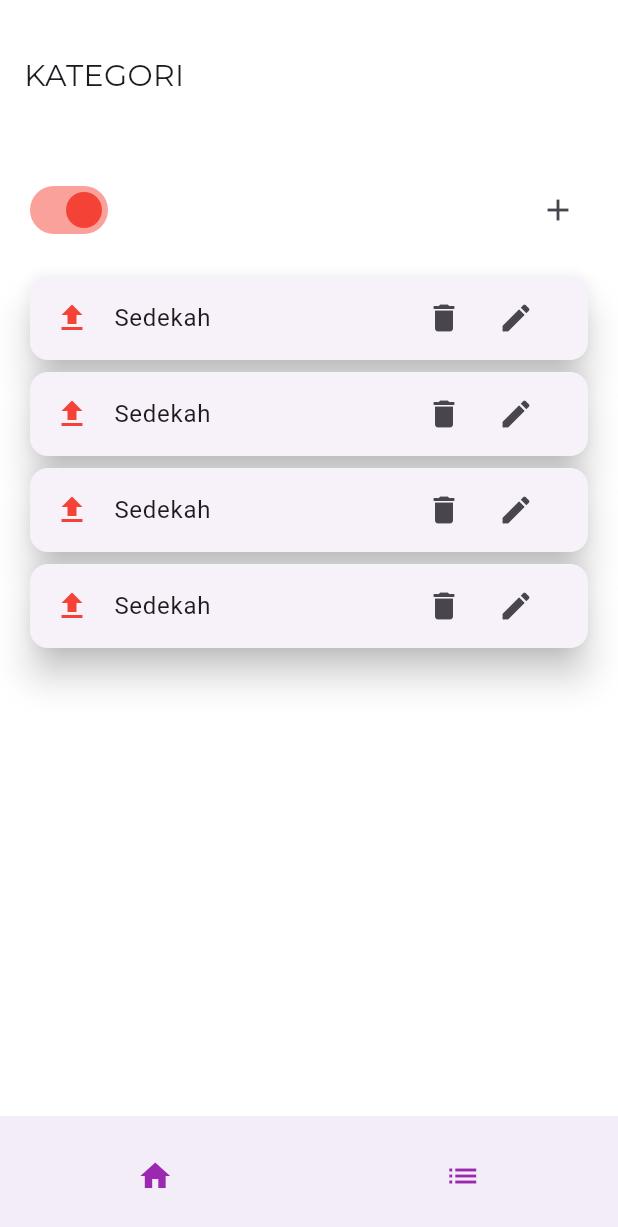
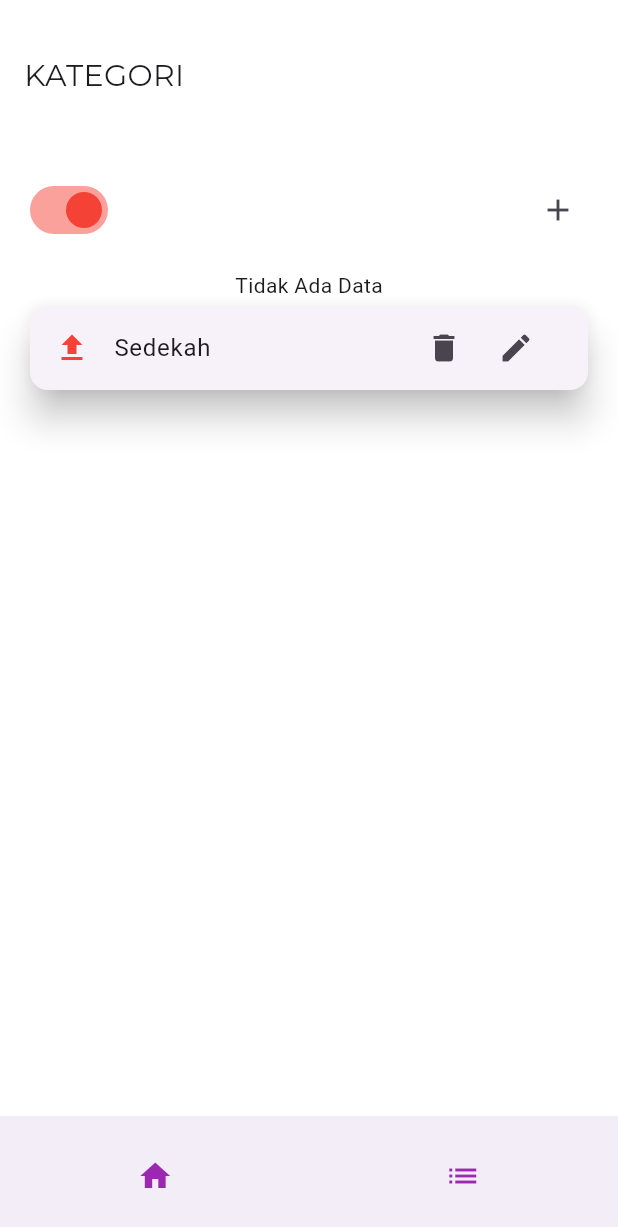
Before and after one commit to Zammil00/catat_uang, a Flutter app: the screen it shows after launch, after a tap on the "list" icon, on a phone screen of 412 x 824 dp. Shown: the top 1227 px of the screen. Run offline on Flutter 3.47's test engine with Material 3 defaults, Android fonts, the phone set to English and light mode, and no system bars; our stand-ins replace drift, google_fonts; missing offline and left inert: calendar_appbar, sqlite3; accounts and stored records are empty; generated files the repository leaves out were written again.

Commit message:
Update CRUD Category

```diff
--- /dev/null
+++ b/devtools_options.yaml
@@ -0,0 +1,3 @@
+description: This file stores settings for Dart & Flutter DevTools.
+documentation: https://docs.flutter.dev/tools/devtools/extensions#configure-extension-enablement-states
+extensions:
--- a/lib/models/database.dart
+++ b/lib/models/database.dart
@@ -19,6 +19,11 @@ class AppDatabase extends _$AppDatabase {
 
   @override
   int get schemaVersion => 1;
+
+  Future<List<Category>> getAllCategoryRepo(int type) async {
+    return await (select(categories)..where((tbl) => tbl.type.equals(type)))
+        .get();
+  }
 }
 
 LazyDatabase _openConnection() {
--- a/lib/pages/category_page.dart
+++ b/lib/pages/category_page.dart
@@ -1,5 +1,7 @@
+import 'package:catat_uang/models/database.dart';
 import 'package:flutter/material.dart';
 import 'package:google_fonts/google_fonts.dart';
+import '../models/database.dart';
 
 class CategoryPage extends StatefulWidget {
   const CategoryPage({super.key});
@@ -10,6 +12,24 @@ class CategoryPage extends StatefulWidget {
 
 class _CategoryPageState extends State<CategoryPage> {
   bool isExpanse = true;
+
+  int type = 2;
+
+  final AppDatabase database = AppDatabase();
+
+  TextEditingController categoryNameController = TextEditingController();
+
+  Future insert(String name, int type) async {
+    DateTime now = DateTime.now();
+    final Row = await database.into(database.categories).insertReturning(
+        CategoriesCompanion.insert(
+            name: name, type: type, createdAt: now, updatedAt: now));
+    print(Row);
+  }
+
+  Future<List<Category>> getAllCategory(int type) async {
+    return await database.getAllCategoryRepo(type);
+  }
 
   void openDialog() {
     showDialog(
@@ -30,13 +50,22 @@ class _CategoryPageState extends State<CategoryPage> {
                       height: 10,
                     ),
                     TextFormField(
+                      controller: categoryNameController,
                       decoration: InputDecoration(
                           border: OutlineInputBorder(), hintText: "Name"),
                     ),
                     SizedBox(
                       height: 10,
                     ),
-                    ElevatedButton(onPressed: () {}, child: Text("Tambah")),
+                    ElevatedButton(
+                        onPressed: () {
+                          insert(
+                              categoryNameController.text, isExpanse ? 2 : 1);
+                          Navigator.of(context, rootNavigator: true)
+                              .pop('dialog');
+                          setState(() {});
+                        },
+                        child: Text("Tambah")),
                   ],
                 ),
               ),
@@ -60,6 +89,7 @@ class _CategoryPageState extends State<CategoryPage> {
                   onChanged: (bool value) {
                     setState(() {
                       isExpanse = value;
+                      type = value ? 2 : 1;
                     });
                   },
                   inactiveTrackColor: Colors.greenAccent,
@@ -74,81 +104,30 @@ class _CategoryPageState extends State<CategoryPage> {
               ],
             ),
           ),
-          Padding(
-            padding: const EdgeInsets.symmetric(horizontal: 16),
-            child: Card(
-              elevation: 10,
-              child: ListTile(
-                leading: (isExpanse)
-                    ? Icon(
-                        Icons.upload,
-                        color: Colors.red,
-                      )
-                    : Icon(
-                        Icons.download,
-                        color: Colors.green,
-                      ),
-                title: Text("Sedekah"),
-                trailing: Row(
-                  mainAxisSize: MainAxisSize.min,
-                  children: [
-                    IconButton(onPressed: () {}, icon: Icon(Icons.delete)),
-                    IconButton(onPressed: () {}, icon: Icon(Icons.edit)),
-                  ],
-                ),
-              ),
-            ),
-          ),
-          Padding(
-            padding: const EdgeInsets.symmetric(horizontal: 16),
-            child: Card(
-              elevation: 10,
-              child: ListTile(
-                leading: (isExpanse)
-                    ? Icon(
-                        Icons.upload,
-                        color: Colors.red,
-                      )
-                    : Icon(
-                        Icons.download,
-                        color: Colors.green,
-                      ),
-                title: Text("Sedekah"),
-                trailing: Row(
-                  mainAxisSize: MainAxisSize.min,
-                  children: [
-                    IconButton(onPressed: () {}, icon: Icon(Icons.delete)),
-                    IconButton(onPressed: () {}, icon: Icon(Icons.edit)),
-                  ],
-                ),
-              ),
-            ),
-          ),
-          Padding(
-            padding: const EdgeInsets.symmetric(horizontal: 16),
-            child: Card(
-              elevation: 10,
-              child: ListTile(
-                leading: (isExpanse)
-                    ? Icon(
-                        Icons.upload,
-                        color: Colors.red,
-                      )
-                    : Icon(
-                        Icons.download,
-                        color: Colors.green,
-                      ),
-                title: Text("Sedekah"),
-                trailing: Row(
-                  mainAxisSize: MainAxisSize.min,
-                  children: [
-                    IconButton(onPressed: () {}, icon: Icon(Icons.delete)),
-                    IconButton(onPressed: () {}, icon: Icon(Icons.edit)),
-                  ],
-                ),
-              ),
-            ),
-          ),
+          FutureBuilder<List<Category>>(
+              future: getAllCategory(type),
+              builder: (context, snapshot) {
+                if (snapshot.connectionState == ConnectionState.waiting) {
+                  return Center(
+                    child: CircularProgressIndicator(),
+                  );
+                } else {
+                  if (snapshot.hasData) {
+                    if (snapshot.data!.length > 0) {
+                      return Text(
+                          'Ada Data : ' + snapshot.data!.length.toString());
+                    } else {
+                      return Center(
+                        child: Text('Tidak Ada Data'),
+                      );
+                    }
+                  } else {
+                    return Center(
+                      child: Text('Tidak Ada Data'),
+                    );
+                  }
+                }
+              }),
           Padding(
             padding: const EdgeInsets.symmetric(horizontal: 16),
             child: Card(
```
